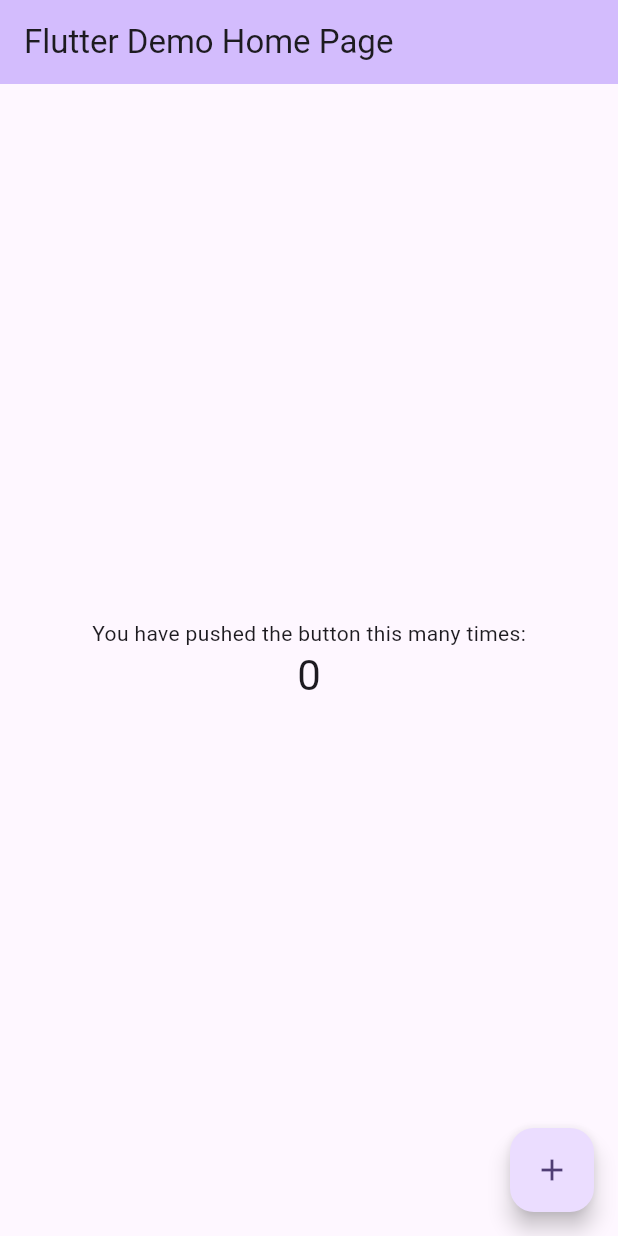
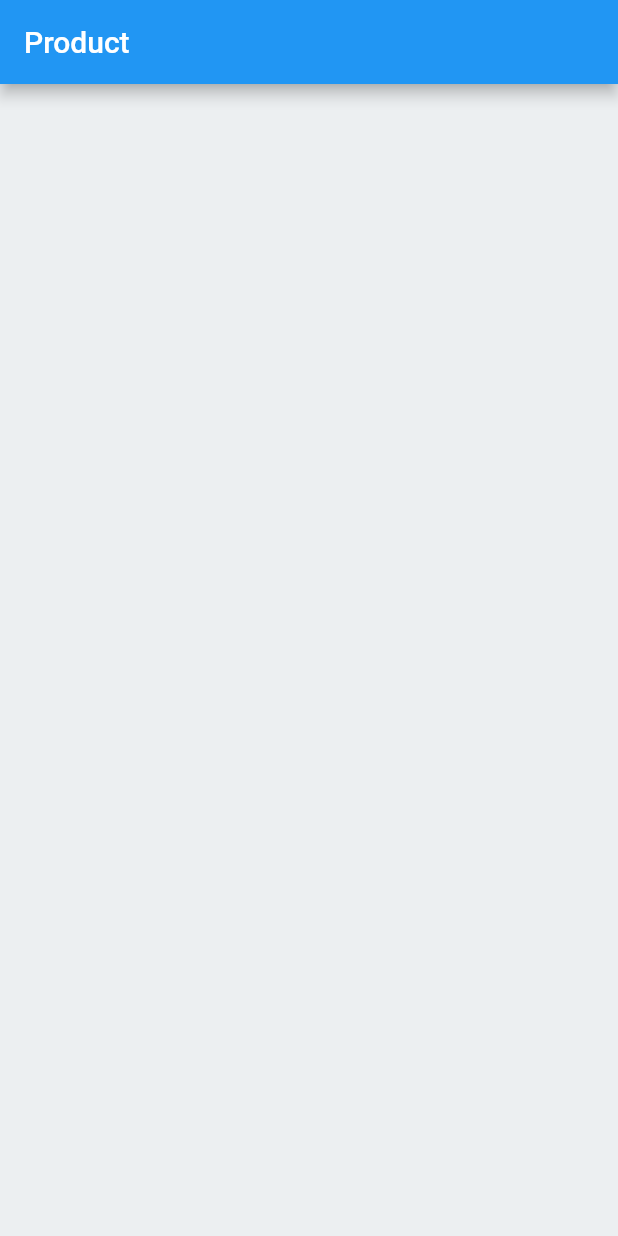
Before and after one commit to Covariancee/products, a Flutter app: the screen it shows after launch, on a phone screen of 412 x 824 dp. Run offline on Flutter 3.47's test engine with Material 2 defaults, Android fonts, the phone set to English and light mode, and no system bars.

Commit message:
added pubspeck.yaml tree packages dark theme and 3 model

```diff
--- /dev/null
+++ b/lib/Pages/home.dart
@@ -0,0 +1,22 @@
+import 'package:flutter/material.dart';
+
+class Home extends StatefulWidget {
+  const Home({Key? key}) : super(key: key);
+
+  @override
+  State<Home> createState() => _HomeState();
+}
+
+class _HomeState extends State<Home> {
+  @override
+  Widget build(BuildContext context) {
+    return Scaffold(
+      appBar: AppBar(
+        title: const Text('Product'),
+      ),
+      body: SafeArea(
+        child: Container(),
+      ),
+    );
+  }
+}
--- a/lib/main.dart
+++ b/lib/main.dart
@@ -1,4 +1,6 @@
 import 'package:flutter/material.dart';
+
+import 'Pages/home.dart';
 
 void main() {
   runApp(const MyApp());
@@ -11,115 +13,20 @@ class MyApp extends StatelessWidget {
   @override
   Widget build(BuildContext context) {
     return MaterialApp(
-      title: 'Flutter Demo',
+      debugShowCheckedModeBanner: false,
+      title: 'Produts',
       theme: ThemeData(
-        // This is the theme of your application.
-        //
-        // TRY THIS: Try running your application with "flutter run". You'll see
-        // the application has a blue toolbar. Then, without quitting the app,
-        // try changing the seedColor in the colorScheme below to Colors.green
-        // and then invoke "hot reload" (save your changes or press the "hot
-        // reload" button in a Flutter-supported IDE, or press "r" if you used
-        // the command line to start the app).
-        //
-        // Notice that the counter didn't reset back to zero; the application
-        // state is not lost during the reload. To reset the state, use hot
-        // restart instead.
-        //
-        // This works for code too, not just values: Most code changes can be
-        // tested with just a hot reload.
-        colorScheme: ColorScheme.fromSeed(seedColor: Colors.deepPurple),
-        useMaterial3: true,
+        primarySwatch: Colors.blue,
+        primaryColorLight: Colors.white,
+        brightness: Brightness.light,
+        canvasColor: Colors.blueGrey.shade50,
       ),
-      home: const MyHomePage(title: 'Flutter Demo Home Page'),
+      darkTheme: (ThemeData(
+        primarySwatch: Colors.grey,
+        brightness: Brightness.dark,
+      )),
+      themeMode: ThemeMode.system,
+      home: const Home(),
     );
   }
 }
-
-class MyHomePage extends StatefulWidget {
-  const MyHomePage({super.key, required this.title});
-
-  // This widget is the home page of your application. It is stateful, meaning
-  // that it has a State object (defined below) that contains fields that affect
-  // how it looks.
-
-  // This class is the configuration for the state. It holds the values (in this
-  // case the title) provided by the parent (in this case the App widget) and
-  // used by the build method of the State. Fields in a Widget subclass are
-  // always marked "final".
-
-  final String title;
-
-  @override
-  State<MyHomePage> createState() => _MyHomePageState();
-}
-
-class _MyHomePageState extends State<MyHomePage> {
-  int _counter = 0;
-
-  void _incrementCounter() {
-    setState(() {
-      // This call to setState tells the Flutter framework that something has
-      // changed in this State, which causes it to rerun the build method below
-      // so that the display can reflect the updated values. If we changed
-      // _counter without calling setState(), then the build method would not be
-      // called again, and so nothing would appear to happen.
-      _counter++;
-    });
-  }
-
-  @override
-  Widget build(BuildContext context) {
-    // This method is rerun every time setState is called, for instance as done
-    // by the _incrementCounter method above.
-    //
-    // The Flutter framework has been optimized to make rerunning build methods
-    // fast, so that you can just rebuild anything that needs updating rather
-    // than having to individually change instances of widgets.
-    return Scaffold(
-      appBar: AppBar(
-        // TRY THIS: Try changing the color here to a specific color (to
-        // Colors.amber, perhaps?) and trigger a hot reload to see the AppBar
-        // change color while the other colors stay the same.
-        backgroundColor: Theme.of(context).colorScheme.inversePrimary,
-        // Here we take the value from the MyHomePage object that was created by
-        // the App.build method, and use it to set our appbar title.
-        title: Text(widget.title),
-      ),
-      body: Center(
-        // Center is a layout widget. It takes a single child and positions it
-        // in the middle of the parent.
-        child: Column(
-          // Column is also a layout widget. It takes a list of children and
-          // arranges them vertically. By default, it sizes itself to fit its
-          // children horizontally, and tries to be as tall as its parent.
-          //
-          // Column has various properties to control how it sizes itself and
-          // how it positions its children. Here we use mainAxisAlignment to
-          // center the children vertically; the main axis here is the vertical
-          // axis because Columns are vertical (the cross axis would be
-          // horizontal).
-          //
-          // TRY THIS: Invoke "debug painting" (choose the "Toggle Debug Paint"
-          // action in the IDE, or press "p" in the console), to see the
-          // wireframe for each widget.
-          mainAxisAlignment: MainAxisAlignment.center,
-          children: <Widget>[
-            const Text(
-              'You have pushed the button this many times:',
-            ),
-            Text(
-              '$_counter',
-              style: Theme.of(context).textTheme.headlineMedium,
-            ),
-          ],
-        ),
-      ),
-      floatingActionButton: FloatingActionButton(
-        onPressed: _incrementCounter,
-        tooltip: 'Increment',
-        child: const Icon(Icons.add),
-      ), // This trailing comma makes auto-formatting nicer for build methods.
-    );
-  }
-}
--- a/pubspec.yaml
+++ b/pubspec.yaml
@@ -35,6 +35,9 @@ dependencies:
   # The following adds the Cupertino Icons font to your application.
   # Use with the CupertinoIcons class for iOS style icons.
   cupertino_icons: ^1.0.2
+  http: ^1.1.0
+  connectivity_plus: ^4.0.1
+  intl: ^0.18.1
 
 dev_dependencies:
   flutter_test:
```
Also changed, not shown: lib/model/auth/auth_error_model.dart (added, +25 -0 lines), lib/model/auth/auth_model.dart (added, +60 -0 lines), lib/model/product/product_model.dart (added, +76 -0 lines), lib/model/product/products_list_model.dart (added, +38 -0 lines), pubspec.lock, 3 other files.
